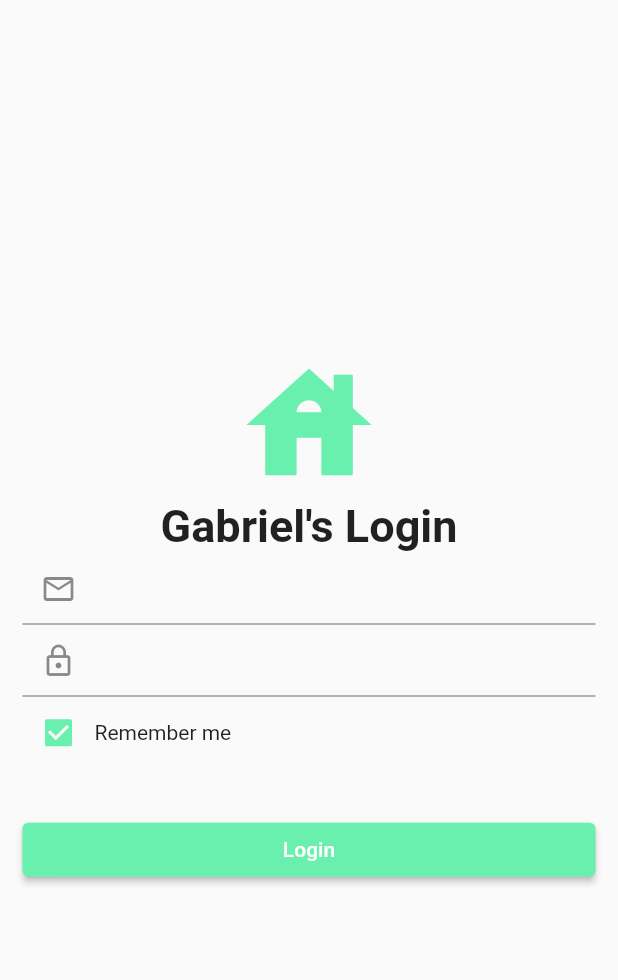
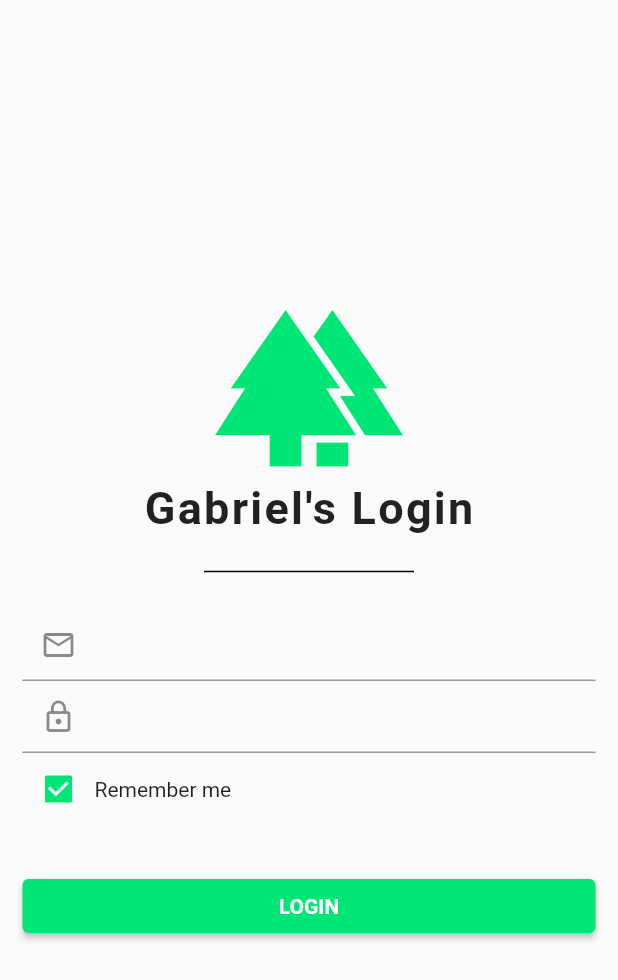
Before and after one commit to Wxze/my_login, a Flutter app: the screen it shows after launch, on a phone screen of 412 x 824 dp. Shown: the top 980 px of the screen. Run offline on Flutter 3.47's test engine with Material 2 defaults, Android fonts, the phone set to English and light mode, and no system bars; our stand-ins replace google_fonts.

Commit message:
Improve view design

```diff
--- a/lib/main.dart
+++ b/lib/main.dart
@@ -1,6 +1,5 @@
 // ignore_for_file: prefer_const_constructors
 
-import 'package:flutter/cupertino.dart';
 import 'package:flutter/material.dart';
 
 import 'view/my_login.dart';
@@ -10,8 +9,10 @@ void main() {
     MaterialApp(
       home: MyLoginView(),
       theme: ThemeData().copyWith(
-          colorScheme:
-              ThemeData().colorScheme.copyWith(primary: Colors.greenAccent)),
+        colorScheme: ThemeData()
+            .colorScheme
+            .copyWith(primary: Colors.greenAccent.shade400),
+      ),
     ),
   );
 }
--- a/lib/view/my_login.dart
+++ b/lib/view/my_login.dart
@@ -1,6 +1,4 @@
 import 'package:flutter/material.dart';
-import 'package:flutter/src/widgets/container.dart';
-import 'package:flutter/src/widgets/framework.dart';
 import 'package:google_fonts/google_fonts.dart';
 
 import '../widgets/default_text_field.dart';
@@ -22,16 +20,25 @@ class _MyLoginViewState extends State<MyLoginView> {
         child: Column(
           mainAxisAlignment: MainAxisAlignment.center,
           children: [
-            const Icon(
-              Icons.house,
-              color: Colors.greenAccent,
-              size: 100,
+            Icon(
+              Icons.forest,
+              color: Colors.greenAccent.shade400,
+              size: 125,
             ),
             Text(
               'Gabriel\'s Login',
               style: GoogleFonts.josefinSlab(
                 fontSize: 30,
                 fontWeight: FontWeight.bold,
+                letterSpacing: 1.5,
+              ),
+            ),
+            const SizedBox(
+              height: 50,
+              width: 140,
+              child: Divider(
+                color: Colors.black,
+                thickness: 1,
               ),
             ),
             const DefaultTextField(
@@ -47,7 +54,7 @@ class _MyLoginViewState extends State<MyLoginView> {
                 Checkbox(
                   value: true,
                   onChanged: (bool? value) {},
-                  activeColor: Colors.greenAccent,
+                  activeColor: Colors.greenAccent.shade400,
                 ),
                 Text(
                   'Remember me',
@@ -64,10 +71,10 @@ class _MyLoginViewState extends State<MyLoginView> {
                   child: ElevatedButton(
                     onPressed: () {},
                     style: ElevatedButton.styleFrom(
-                        backgroundColor: Colors.greenAccent),
+                        backgroundColor: Colors.greenAccent.shade400),
                     child: Text(
-                      'Login',
-                      style: GoogleFonts.roboto(),
+                      'LOGIN',
+                      style: GoogleFonts.roboto(fontWeight: FontWeight.bold),
                     ),
                   ),
                 ),
```
